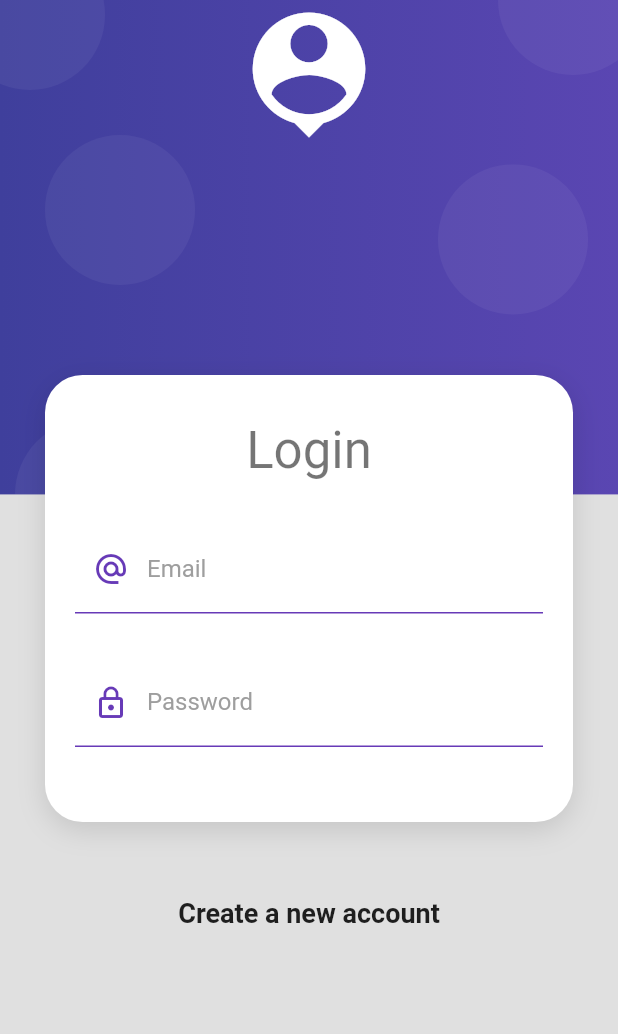
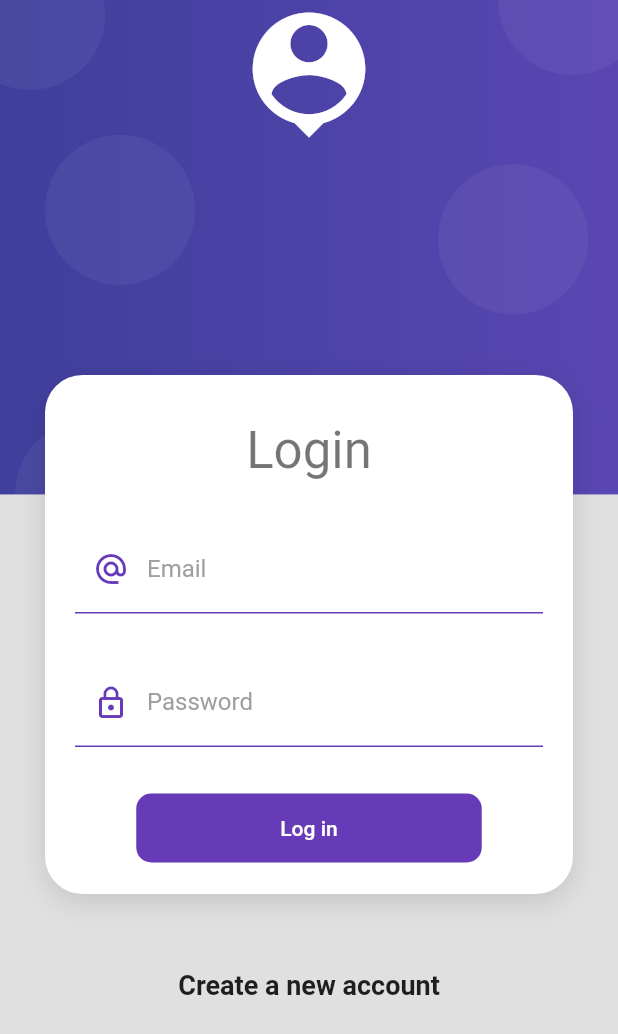
Before and after one commit to dtlucho/flutter_products, a Flutter app: the screen it shows after launch, on a phone screen of 412 x 824 dp. Shown: the top 1034 px of the screen. Run offline on Flutter 3.47's test engine with Material 2 defaults, Android fonts, the phone set to English and light mode, and no system bars.

Commit message:
adding form button

```diff
--- a/lib/screens/login_screen.dart
+++ b/lib/screens/login_screen.dart
@@ -28,6 +28,7 @@ class LoginScreen extends StatelessWidget {
                 "Create a new account",
                 style: TextStyle(fontSize: 18, fontWeight: FontWeight.bold),
               ),
+              const SizedBox(height: 50.0),
             ],
           ),
         ),
@@ -66,6 +67,25 @@ class _LoginForm extends StatelessWidget {
               ),
             ),
             const SizedBox(height: 30),
+            MaterialButton(
+              elevation: 0,
+              shape: RoundedRectangleBorder(
+                borderRadius: BorderRadius.circular(10.0),
+              ),
+              disabledColor: Colors.grey,
+              color: Colors.deepPurple,
+              child: Container(
+                padding: const EdgeInsets.symmetric(
+                  horizontal: 80.0,
+                  vertical: 15.0,
+                ),
+                child: const Text(
+                  'Log in',
+                  style: TextStyle(color: Colors.white),
+                ),
+              ),
+              onPressed: () {},
+            ),
           ],
         ),
       ),
```
